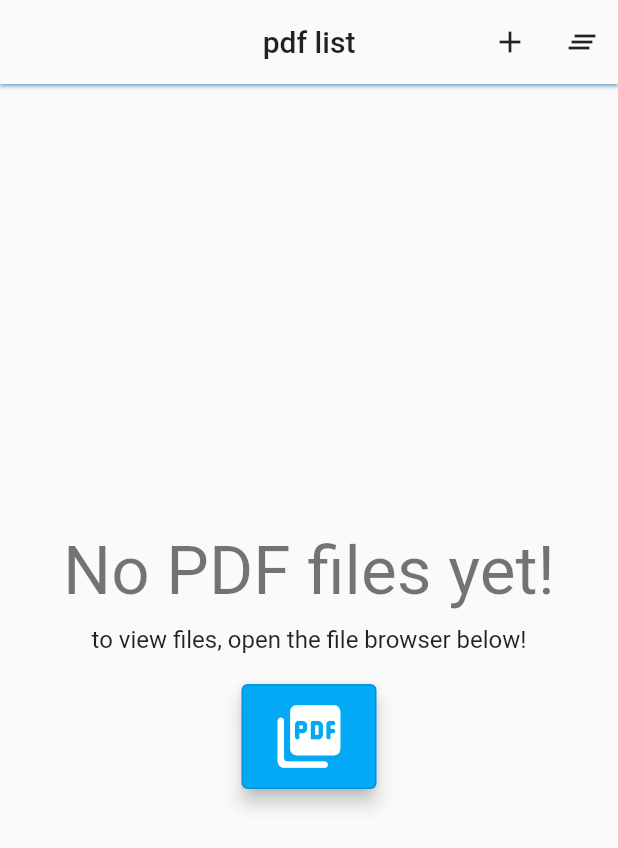
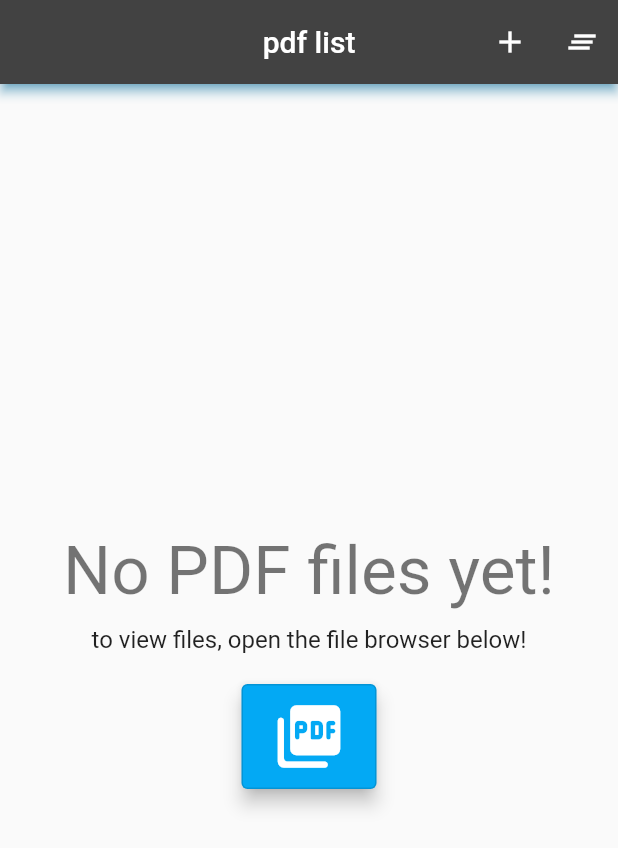
Before and after one commit to MikeAlbo/flutter_basic_pdf_viewer, a Flutter app: the screen it shows after launch, on a phone screen of 412 x 824 dp. Shown: the top 848 px of the screen. Run offline on Flutter 3.47's test engine with Material 2 defaults, Android fonts, the phone set to English and light mode, and no system bars; our stand-ins replace date_format, file_picker, hive, hive_flutter, share_plus; missing offline and left inert: advance_pdf_viewer, pdf_render; accounts and stored records are empty.

Commit message:
add string extension and replace it in place of trimTitleFile(). remove safe area from pdf_viewer.dart, try new color with app bar

```diff
--- a/lib/app/helpers/share_helper.dart
+++ b/lib/app/helpers/share_helper.dart
@@ -12,11 +12,11 @@ void shareFile(
 
   try {
     if (files.isEmpty) {
-      throw "List of files is MT";
+      throw Exception("List of files is MT");
     }
     List<String> paths = files.map((e) => e.path).toList();
     List<String> names =
-        files.map((e) => trimFileTitle(title: e.fileName, len: 10)).toList();
+        files.map((e) => e.fileName.trimText(len: 15, suffix: "pdf")).toList();
     String msgSubject =
         "${customMessage ?? "Here are the PDF files: "} ${names.length < 2 ? names.first : names.join(", ")} ";
 
--- a/lib/app/screens/pdf_viewer.dart
+++ b/lib/app/screens/pdf_viewer.dart
@@ -38,8 +38,7 @@ class _PDFViewerScreenState extends State<PDFViewerScreen> {
           context: context,
           title:
               "PDF View:  ${_isLoading ? 'Loading...' : widget.pdfFileModel.title!}"),
-      body: SafeArea(
-        child: Center(
+      body: Center(
         child: _isLoading
             ? const Center(
                 child: CircularProgressIndicator(),
@@ -49,7 +48,6 @@ class _PDFViewerScreenState extends State<PDFViewerScreen> {
                 scrollDirection: Axis.vertical,
               ),
       ),
-      ),
     );
   }
 }
--- a/lib/app/widgets/app_bar.dart
+++ b/lib/app/widgets/app_bar.dart
@@ -6,15 +6,16 @@ AppBar buildAppBar(
     List<Widget>? actions,
     required BuildContext context}) {
   return AppBar(
-    backgroundColor: Theme.of(context).canvasColor,
-    elevation: 1.0,
+    backgroundColor: Colors.grey[800],
+    //Theme.of(context).canvasColor,
+    elevation: 3.0,
     shadowColor: Colors.lightBlue,
     //actionsIconTheme: const IconThemeData(color: Colors.black87),
-    iconTheme: const IconThemeData(color: Colors.black87),
+    iconTheme: const IconThemeData(color: Colors.white),
     centerTitle: centerTitle,
     title: Text(
       title,
-      style: const TextStyle(color: Colors.black87),
+      style: const TextStyle(color: Colors.white),
     ),
     actions: actions,
   );
```
Also changed, not shown: lib/app/helpers/string_helpers.dart (+12 -2 lines), lib/app/widgets/pdf_slide.dart (+2 -15 lines). Lines whose indentation alone changed are shown as unchanged.
